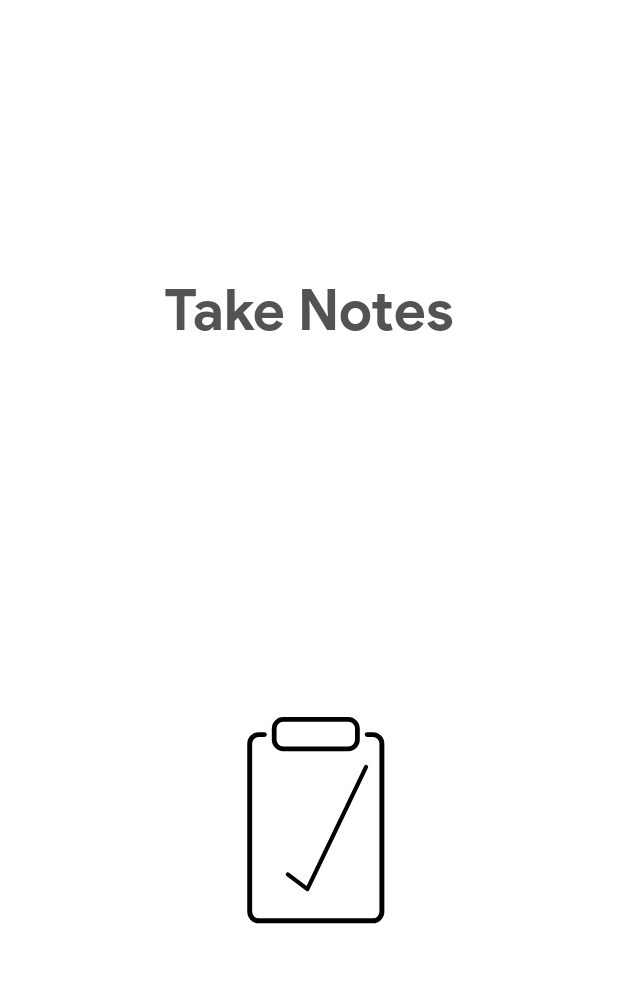
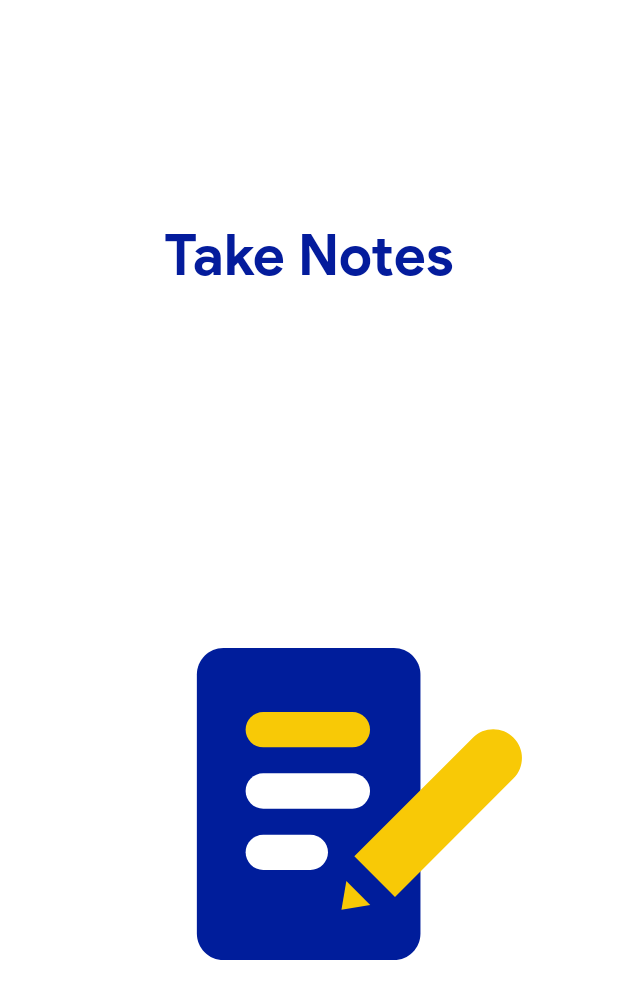
Before and after one commit to the-rebooted-coder/Take-Notes, an Android app: the SplashScreen screen opened directly, with no data from a screen before it, on a phone screen of 412 x 824 dp. Shown: the top 999 px of the screen. Run offline under Robolectric (Android 15) with nearby library versions, the phone set to English and light mode, and no system bars; our stand-ins replace Firebase (no records; nobody signed in at launch, a user with empty details on screens opened directly).

Commit message:
Implemented New Splash Screen

```diff
--- a/app/src/main/java/com/aaxena/takenotes/SplashScreen.java
+++ b/app/src/main/java/com/aaxena/takenotes/SplashScreen.java
@@ -26,7 +26,7 @@ public class SplashScreen extends AppCompatActivity {
         fireSplashScreen();
     }
     private void fireSplashScreen() {
-        int splash_screen_time_out = 2000;
+        int splash_screen_time_out = 3000;
         new Handler().postDelayed(new Runnable() {
             @Override
             public void run() {
--- a/app/src/main/res/layout/splash_screen.xml
+++ b/app/src/main/res/layout/splash_screen.xml
@@ -9,8 +9,8 @@
 
     <com.airbnb.lottie.LottieAnimationView
         android:id="@+id/animation_view"
-        android:layout_width="308dp"
-        android:layout_height="305dp"
+        android:layout_width="334dp"
+        android:layout_height="398dp"
         app:layout_constraintBottom_toBottomOf="parent"
         app:layout_constraintEnd_toEndOf="parent"
         app:layout_constraintStart_toStartOf="parent"
@@ -26,7 +26,7 @@
         android:layout_height="wrap_content"
         android:fontFamily="@font/productsansbold"
         android:text="@string/app_name"
-        android:textColor="@color/colorPrimary"
+        android:textColor="#041C9C"
         android:textSize="38sp"
         app:layout_constraintBottom_toTopOf="@+id/animation_view"
         app:layout_constraintEnd_toEndOf="parent"
```
Also changed, not shown: app/src/main/assets/takenotes_loader.json (+1 -1 lines), app/src/main/assets/vv.json (added, +1 -0 lines).
